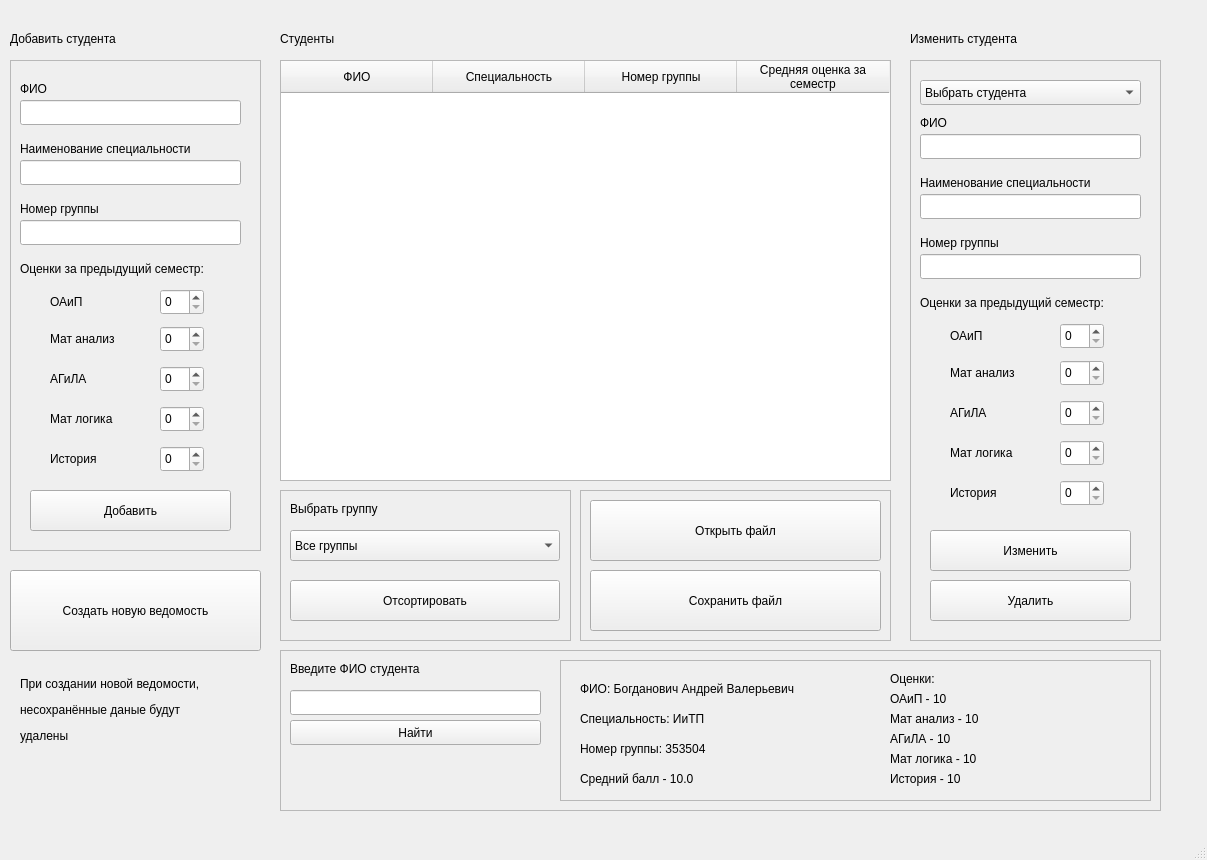
First picture: the form in Lab2/Task2/mainwindow.ui, repository ahahaharu/OAiP_Labs, before the edit.
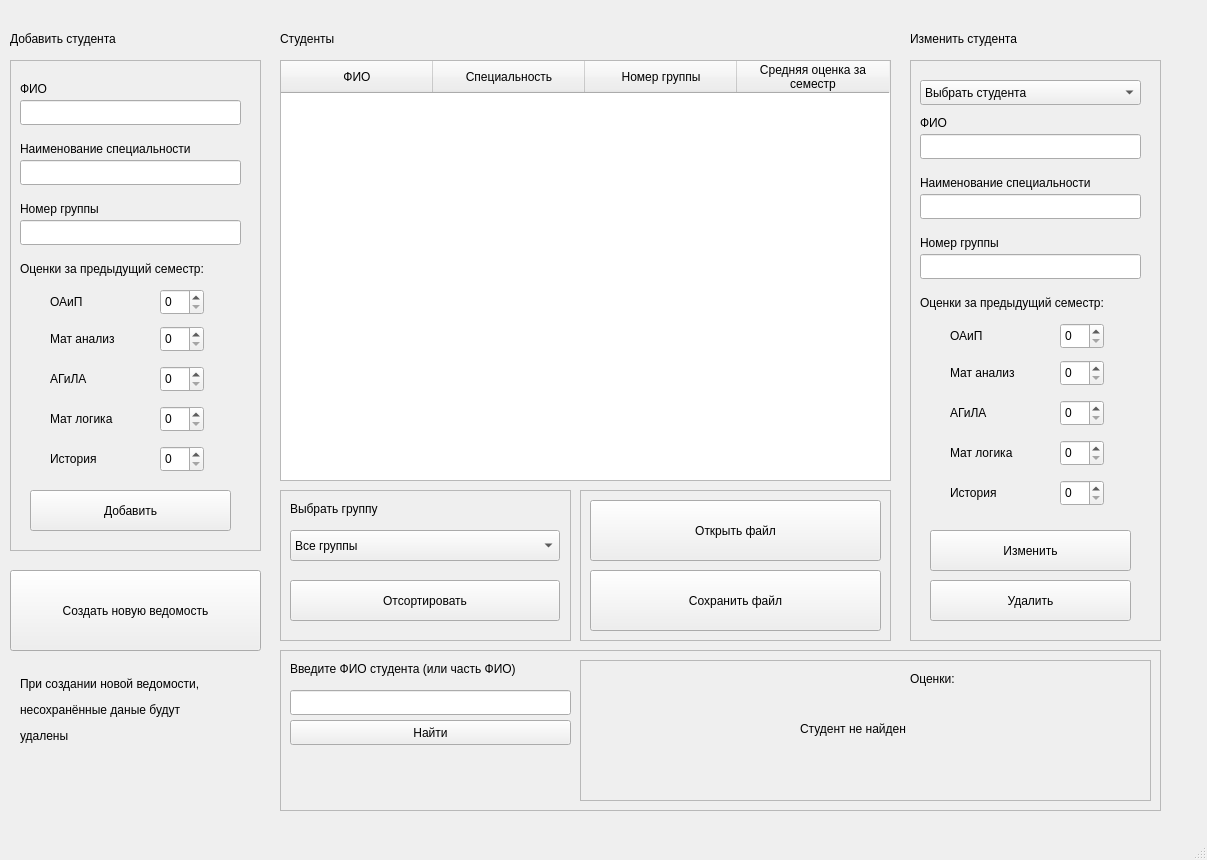
Second picture: the form after the edit.

The edit to the form file:
```diff
--- a/Lab2/Task2/mainwindow.ui
+++ b/Lab2/Task2/mainwindow.ui
@@ -716,7 +716,7 @@
       <rect>
        <x>10</x>
        <y>70</y>
-       <width>251</width>
+       <width>281</width>
        <height>25</height>
       </rect>
      </property>
@@ -729,12 +729,12 @@
       <rect>
        <x>10</x>
        <y>10</y>
-       <width>171</width>
+       <width>281</width>
        <height>17</height>
       </rect>
      </property>
      <property name="text">
-      <string>Введите ФИО студента</string>
+      <string>Введите ФИО студента (или часть ФИО)</string>
      </property>
     </widget>
     <widget class="QLineEdit" name="lineEdit">
@@ -742,7 +742,7 @@
       <rect>
        <x>10</x>
        <y>40</y>
-       <width>251</width>
+       <width>281</width>
        <height>25</height>
       </rect>
      </property>
@@ -750,9 +750,9 @@
     <widget class="QFrame" name="frame_4">
      <property name="geometry">
       <rect>
-       <x>280</x>
+       <x>300</x>
        <y>10</y>
-       <width>591</width>
+       <width>571</width>
        <height>141</height>
       </rect>
      </property>
@@ -785,7 +785,7 @@
        </rect>
       </property>
       <property name="text">
-       <string>ОАиП - 10</string>
+       <string/>
       </property>
      </widget>
      <widget class="QLabel" name="maLabel">
@@ -798,7 +798,7 @@
        </rect>
       </property>
       <property name="text">
-       <string>Мат анализ - 10</string>
+       <string/>
       </property>
      </widget>
      <widget class="QLabel" name="agilaLabel">
@@ -811,7 +811,7 @@
        </rect>
       </property>
       <property name="text">
-       <string>АГиЛА - 10</string>
+       <string/>
       </property>
      </widget>
      <widget class="QLabel" name="mlLabel">
@@ -824,7 +824,7 @@
        </rect>
       </property>
       <property name="text">
-       <string>Мат логика - 10</string>
+       <string/>
       </property>
      </widget>
      <widget class="QLabel" name="historyLabel">
@@ -837,7 +837,7 @@
        </rect>
       </property>
       <property name="text">
-       <string>История - 10</string>
+       <string/>
       </property>
      </widget>
      <widget class="QLabel" name="Group_Label">
@@ -850,7 +850,7 @@
        </rect>
       </property>
       <property name="text">
-       <string>Номер группы: 353504</string>
+       <string/>
       </property>
      </widget>
      <widget class="QLabel" name="Spec_Label">
@@ -863,7 +863,7 @@
        </rect>
       </property>
       <property name="text">
-       <string>Специальность: ИиТП</string>
+       <string/>
       </property>
      </widget>
      <widget class="QLabel" name="Fio_Label">
@@ -876,7 +876,7 @@
        </rect>
       </property>
       <property name="text">
-       <string>ФИО: Богданович Андрей Валерьевич</string>
+       <string/>
       </property>
      </widget>
      <widget class="QLabel" name="Group_Label_2">
@@ -889,7 +889,20 @@
        </rect>
       </property>
       <property name="text">
-       <string>Средний балл - 10.0</string>
+       <string/>
+      </property>
+     </widget>
+     <widget class="QLabel" name="label_13">
+      <property name="geometry">
+       <rect>
+        <x>220</x>
+        <y>60</y>
+        <width>151</width>
+        <height>17</height>
+       </rect>
+      </property>
+      <property name="text">
+       <string>Студент не найден</string>
       </property>
      </widget>
     </widget>
```
Left out of the diff: 2 changed lines with no effect on the pictures.
